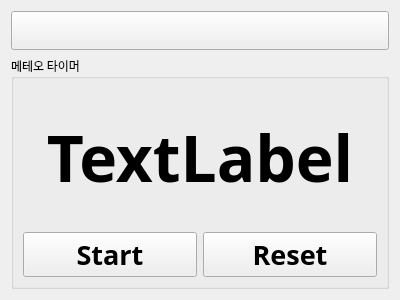
This is meteortimer.ui in Wseop/Qt_LoaTools as Qt 5 draws it before an edit. The edited form follows.
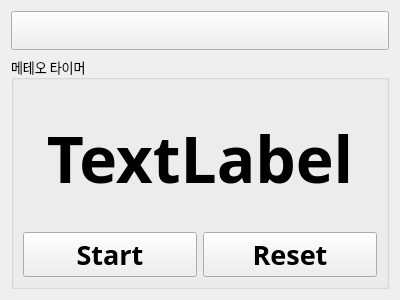
This is the edited form.

```diff
--- a/meteortimer.ui
+++ b/meteortimer.ui
@@ -37,6 +37,7 @@
      <property name="font">
       <font>
        <family>나눔스퀘어_ac Light</family>
+       <pointsize>10</pointsize>
        <bold>false</bold>
       </font>
      </property>
```
